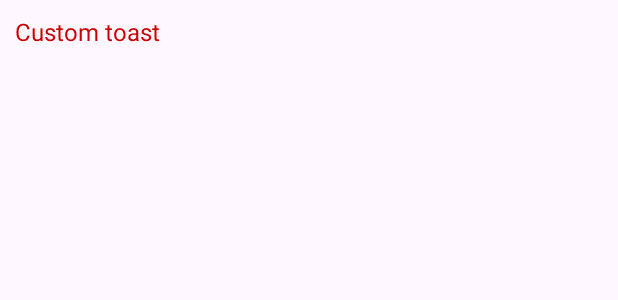
After one commit to VadimKravchenkoDev/Registration-page, an Android app: the layout custom_toast.xml on its own in the app's theme, with its tools: preview values and no code run, on a phone screen of 412 x 824 dp. The commit adds this screen. Shown: the top 300 px of the screen. Run offline under Robolectric (Android 15) with nearby library versions, the phone set to English and light mode, and no system bars.

Commit message:
create custom Toast

```diff
--- /dev/null
+++ b/app/src/main/res/layout/custom_toast.xml
@@ -0,0 +1,15 @@
+<?xml version="1.0" encoding="utf-8"?>
+<LinearLayout xmlns:android="http://schemas.android.com/apk/res/android"
+    android:orientation="vertical"
+    android:padding="10dp"
+    android:layout_width="wrap_content"
+    android:layout_height="wrap_content">
+
+    <TextView
+        android:id="@+id/custom_toast_message"
+        android:layout_width="wrap_content"
+        android:layout_height="wrap_content"
+        android:text="Custom toast"
+        android:textColor="@android:color/holo_red_dark"
+        android:textSize="16sp" />
+</LinearLayout>
--- a/app/src/main/res/values/strings.xml
+++ b/app/src/main/res/values/strings.xml
@@ -8,6 +8,8 @@
     <string name="hint_surname">Enter your surname</string>
     <string name="password">Password</string>
     <string name="hint_password">Enter your password</string>
+    <string name="error_message">All fields must be completed</string>
     <string name="switch_text">Are you over 18 years old?</string>
 
+
 </resources>
```
Also changed, not shown: app/src/main/java/com/example/registrationpage/MainActivity.java (+12 -3 lines), app/src/main/java/com/example/registrationpage/RegistrationValidator.java (+6 -7 lines).
